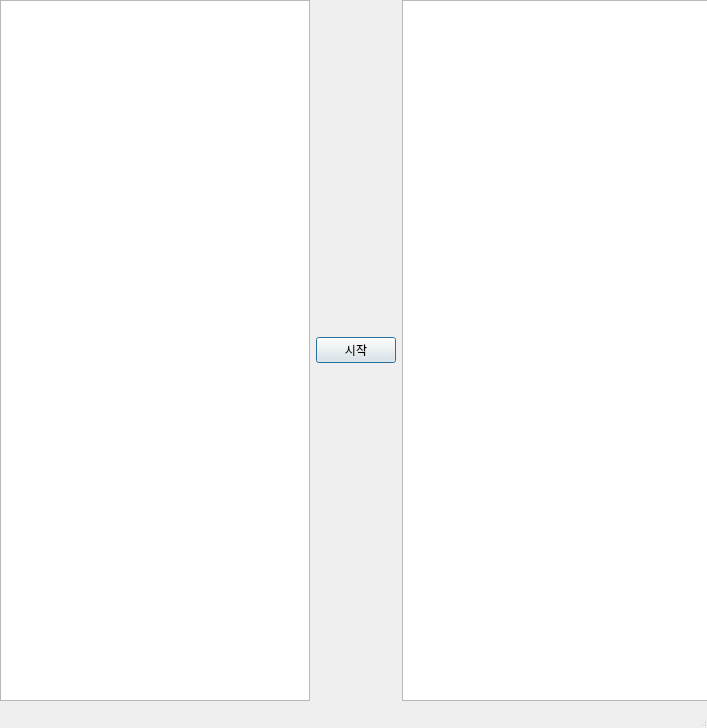
Above: Kiwoom_datareader-master/Kiwoom_datareader_v0.2.ui from webclinic017/stock-19 before the change. Below: the same form after it.
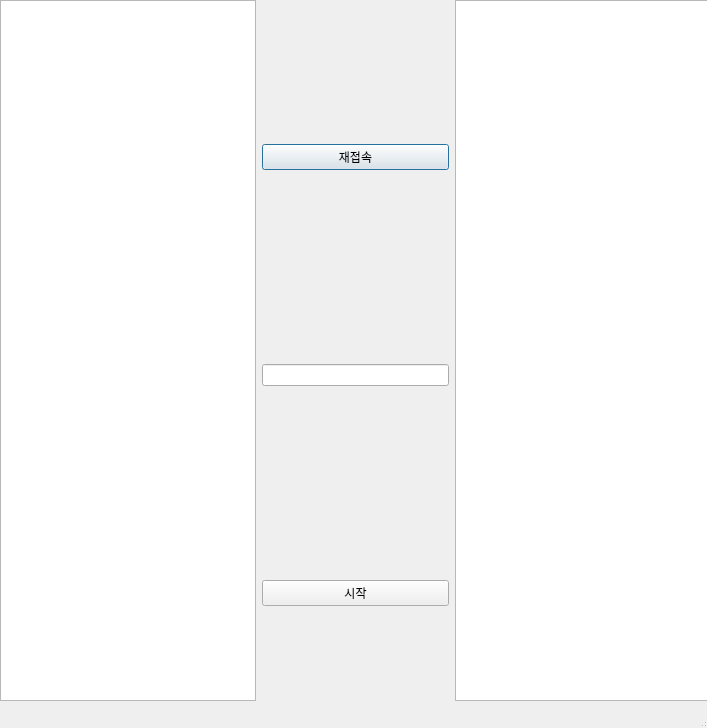
That is the form after the change.

```diff
--- a/Kiwoom_datareader-master/Kiwoom_datareader_v0.2.ui
+++ b/Kiwoom_datareader-master/Kiwoom_datareader_v0.2.ui
@@ -24,36 +24,42 @@
    </property>
    <layout class="QHBoxLayout" name="horizontalLayout">
     <item>
-     <widget class="QListWidget" name="listWidget_Test1">
-      <property name="dragDropMode">
-       <enum>QAbstractItemView::NoDragDrop</enum>
+     <widget class="QListWidget" name="candidate_list_widget">
+     </widget>
+    </item>
+    <item>
+     <layout class="QVBoxLayout" name="verticalLayout">
+      <property name="spacing">
+       <number>100</number>
       </property>
-      <property name="selectionMode">
-       <enum>QAbstractItemView::MultiSelection</enum>
+      <property name="topMargin">
+       <number>50</number>
       </property>
-      <property name="wordWrap">
-       <bool>false</bool>
+      <item>
+       <widget class="QPushButton" name="reconnect_push_button">
+        <property name="text">
+         <string>재접속</string>
       </property>
      </widget>
     </item>
     <item>
-     <widget class="QPushButton" name="pushButton">
+       <widget class="QLineEdit" name="time_interval_line_edit">
+        <property name="enabled">
+         <bool>true</bool>
+        </property>
+       </widget>
+      </item>
+      <item>
+       <widget class="QPushButton" name="start_push_button">
       <property name="text">
        <string>시작</string>
       </property>
      </widget>
     </item>
+     </layout>
+    </item>
     <item>
-     <widget class="QListWidget" name="listWidget_Test2">
-      <property name="dragDropMode">
-       <enum>QAbstractItemView::NoDragDrop</enum>
-      </property>
-      <property name="selectionMode">
-       <enum>QAbstractItemView::MultiSelection</enum>
-      </property>
-      <property name="wordWrap">
-       <bool>false</bool>
-      </property>
+     <widget class="QListWidget" name="finished_list_widget">
      </widget>
     </item>
    </layout>
```
Lines whose indentation alone changed are shown as unchanged.
